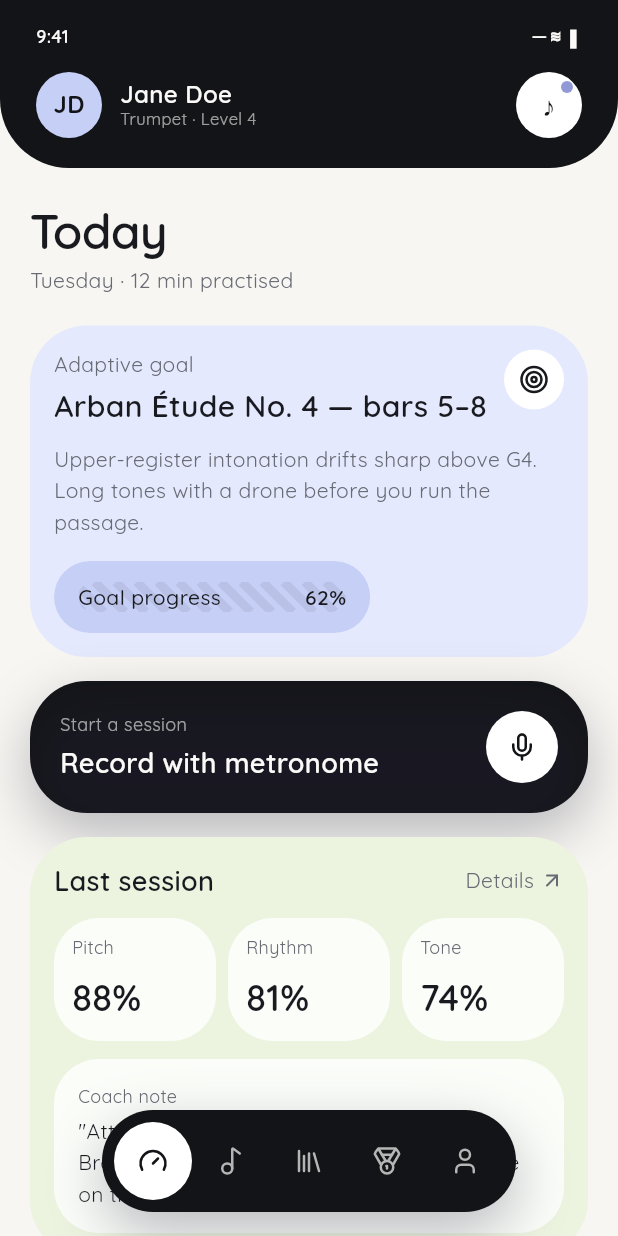
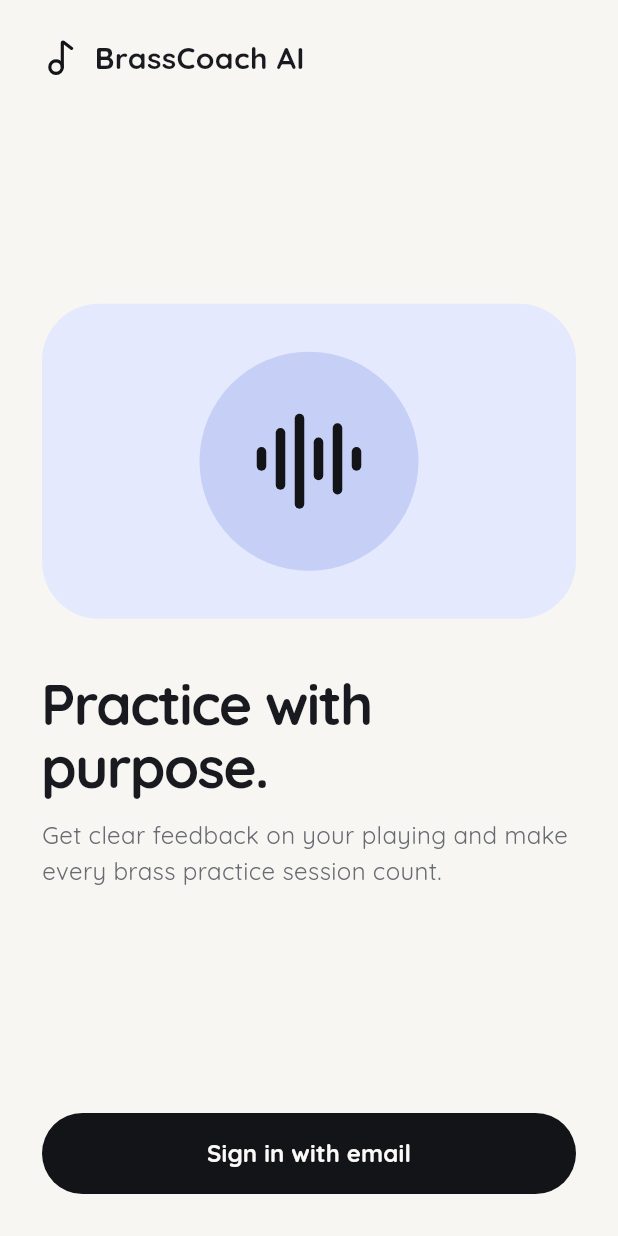
Before and after one commit to abhishekathena29/brass_coach, a Flutter app: the screen it shows after launch, on a phone screen of 412 x 824 dp. Run offline on Flutter 3.47's test engine with Material 3 defaults, Android fonts, the phone set to English and light mode, and no system bars; our stand-ins replace go_router, google_fonts, lucide_icons_flutter, supabase_flutter; accounts and stored records are empty.

Commit message:
created a welcome page

```diff
--- a/lib/app.dart
+++ b/lib/app.dart
@@ -2,11 +2,25 @@ import 'package:flutter/material.dart';
 
 import 'core/router/app_router.dart';
 import 'core/theme/app_theme.dart';
+import 'features/auth/domain/auth_service.dart';
 
-/// Port of `src/routes/__root.tsx` + `src/router.tsx`: app-wide theme and
-/// the router that wraps every screen.
-class BrassCoachApp extends StatelessWidget {
-  const BrassCoachApp({super.key});
+class BrassCoachApp extends StatefulWidget {
+  const BrassCoachApp({super.key, required this.authService});
+
+  final AuthService authService;
+
+  @override
+  State<BrassCoachApp> createState() => _BrassCoachAppState();
+}
+
+class _BrassCoachAppState extends State<BrassCoachApp> {
+  late final _router = createAppRouter(widget.authService);
+
+  @override
+  void dispose() {
+    _router.dispose();
+    super.dispose();
+  }
 
   @override
   Widget build(BuildContext context) {
@@ -14,7 +28,7 @@ class BrassCoachApp extends StatelessWidget {
       title: 'BrassCoach AI',
       debugShowCheckedModeBanner: false,
       theme: AppTheme.light,
-      routerConfig: appRouter,
+      routerConfig: _router,
     );
   }
 }
--- a/lib/core/router/app_router.dart
+++ b/lib/core/router/app_router.dart
@@ -1,6 +1,9 @@
 import 'package:flutter/material.dart';
 import 'package:go_router/go_router.dart';
 
+import '../../features/auth/domain/auth_service.dart';
+import '../../features/auth/presentation/pages/sign_in_page.dart';
+import '../../features/auth/presentation/pages/welcome_page.dart';
 import '../../features/library/presentation/pages/library_page.dart';
 import '../../features/practice/presentation/pages/practice_page.dart';
 import '../../features/profile/presentation/pages/profile_page.dart';
@@ -8,21 +11,30 @@ import '../../features/progress/presentation/pages/progress_page.dart';
 import '../../features/today/presentation/pages/today_page.dart';
 import '../../shared/widgets/phone_shell.dart';
 
-/// Route paths mirror `src/routes/*.tsx` 1:1 (`/`, `/practice`, `/library`,
-/// `/progress`, `/profile`), and [StatefulShellRoute.indexedStack] plays the
-/// same role as the root layout + `<Outlet />` in `src/routes/__root.tsx`:
-/// one persistent shell (status bar + bottom nav) around swappable tabs,
-/// each tab keeping its own state alive when you switch away and back.
-final GlobalKey<NavigatorState> rootNavigatorKey = GlobalKey<NavigatorState>();
-
-final GoRouter appRouter = GoRouter(
-  navigatorKey: rootNavigatorKey,
-  initialLocation: '/',
+/// Keeps the welcome and sign-in screens outside the tabbed app shell.
+GoRouter createAppRouter(AuthService authService) => GoRouter(
+  navigatorKey: GlobalKey<NavigatorState>(),
+  initialLocation: authService.isSignedIn ? '/' : '/welcome',
+  refreshListenable: authService,
+  redirect: (context, state) {
+    final authRoute =
+        state.matchedLocation == '/welcome' ||
+        state.matchedLocation == '/sign-in';
+    if (!authService.isSignedIn && !authRoute) return '/welcome';
+    if (authService.isSignedIn && authRoute) return '/';
+    return null;
+  },
   routes: [
+    GoRoute(path: '/welcome', builder: (context, state) => const WelcomePage()),
+    GoRoute(
+      path: '/sign-in',
+      builder: (context, state) => SignInPage(signIn: authService.signIn),
+    ),
     StatefulShellRoute.indexedStack(
       builder: (context, state, navigationShell) {
         return PhoneShell(
           body: navigationShell,
+          email: authService.email,
           currentIndex: navigationShell.currentIndex,
           onTabTap: (index) => navigationShell.goBranch(
             index,
@@ -38,22 +50,37 @@ final GoRouter appRouter = GoRouter(
         ),
         StatefulShellBranch(
           routes: [
-            GoRoute(path: '/practice', builder: (context, state) => const PracticePage()),
+            GoRoute(
+              path: '/practice',
+              builder: (context, state) => const PracticePage(),
+            ),
           ],
         ),
         StatefulShellBranch(
           routes: [
-            GoRoute(path: '/library', builder: (context, state) => const LibraryPage()),
+            GoRoute(
+              path: '/library',
+              builder: (context, state) => const LibraryPage(),
+            ),
           ],
         ),
         StatefulShellBranch(
           routes: [
-            GoRoute(path: '/progress', builder: (context, state) => const ProgressPage()),
+            GoRoute(
+              path: '/progress',
+              builder: (context, state) => const ProgressPage(),
+            ),
           ],
         ),
         StatefulShellBranch(
           routes: [
-            GoRoute(path: '/profile', builder: (context, state) => const ProfilePage()),
+            GoRoute(
+              path: '/profile',
+              builder: (context, state) => ProfilePage(
+                email: authService.email,
+                onSignOut: authService.signOut,
+              ),
+            ),
           ],
         ),
       ],
--- /dev/null
+++ b/lib/features/auth/domain/auth_service.dart
@@ -0,0 +1,19 @@
+import 'package:flutter/foundation.dart';
+
+class AuthFailure implements Exception {
+  const AuthFailure(this.message);
+
+  final String message;
+
+  @override
+  String toString() => message;
+}
+
+abstract class AuthService extends ChangeNotifier {
+  bool get isSignedIn;
+  String? get email;
+
+  Future<void> signIn(String email, String password);
+
+  Future<void> signOut();
+}
--- /dev/null
+++ b/lib/features/auth/presentation/pages/welcome_page.dart
@@ -0,0 +1,139 @@
+import 'package:flutter/material.dart';
+import 'package:go_router/go_router.dart';
+import 'package:lucide_icons_flutter/lucide_icons.dart';
+
+import '../../../../core/theme/app_colors.dart';
+import '../../../../core/theme/app_radii.dart';
+
+class WelcomePage extends StatelessWidget {
+  const WelcomePage({super.key});
+
+  @override
+  Widget build(BuildContext context) {
+    final titleStyle = Theme.of(context).textTheme.headlineLarge?.copyWith(
+      fontSize: 38,
+      height: 1.1,
+      fontWeight: FontWeight.w700,
+      letterSpacing: -1.2,
+      color: AppColors.foreground,
+    );
+
+    return Scaffold(
+      backgroundColor: AppColors.background,
+      body: SafeArea(
+        child: LayoutBuilder(
+          builder: (context, constraints) => SingleChildScrollView(
+            child: Center(
+              child: ConstrainedBox(
+                constraints: BoxConstraints(
+                  maxWidth: 480,
+                  minHeight: constraints.maxHeight,
+                ),
+                child: IntrinsicHeight(
+                  child: Padding(
+                    padding: const EdgeInsets.symmetric(horizontal: 28),
+                    child: Column(
+                      children: [
+                        const SizedBox(height: 24),
+                        const Row(
+                          children: [
+                            Icon(
+                              LucideIcons.music2,
+                              color: AppColors.ink,
+                              size: 25,
+                            ),
+                            SizedBox(width: 10),
+                            Text(
+                              'BrassCoach AI',
+                              style: TextStyle(
+                                fontSize: 20,
+                                fontWeight: FontWeight.w700,
+                              ),
+                            ),
+                          ],
+                        ),
+                        Expanded(
+                          child: Column(
+                            mainAxisAlignment: MainAxisAlignment.center,
+                            crossAxisAlignment: CrossAxisAlignment.start,
+                            children: [
+                              Container(
+                                height: 210,
+                                width: double.infinity,
+                                decoration: BoxDecoration(
+                                  color: AppColors.lilacSoft,
+                                  borderRadius: BorderRadius.circular(
+                                    AppRadii.xl3,
+                                  ),
+                                ),
+                                child: Center(
+                                  child: Stack(
+                                    alignment: Alignment.center,
+                                    children: [
+                                      Container(
+                                        height: 146,
+                                        width: 146,
+                                        decoration: const BoxDecoration(
+                                          color: AppColors.lilac,
+                                          shape: BoxShape.circle,
+                                        ),
+                                      ),
+                                      const Icon(
+                                        LucideIcons.audioLines,
+                                        size: 76,
+                                        color: AppColors.ink,
+                                      ),
+                                    ],
+                                  ),
+                                ),
+                              ),
+                              const SizedBox(height: 36),
+                              Text('Practice with purpose.', style: titleStyle),
+                              const SizedBox(height: 12),
+                              const Text(
+                                'Get clear feedback on your playing and make every brass practice session count.',
+                                style: TextStyle(
+                                  fontSize: 16,
+                                  height: 1.5,
+                                  color: AppColors.mutedForeground,
+                                ),
+                              ),
+                            ],
+                          ),
+                        ),
+                        SizedBox(
+                          width: double.infinity,
+                          height: 54,
+                          child: FilledButton(
+                            onPressed: () => context.go('/sign-in'),
+                            style: FilledButton.styleFrom(
+                              backgroundColor: AppColors.ink,
+                              foregroundColor: AppColors.primaryForeground,
+                              shape: RoundedRectangleBorder(
+                                borderRadius: BorderRadius.circular(
+                                  AppRadii.full,
+                                ),
+                              ),
+                            ),
+                            child: const Text(
+                              'Sign in with email',
+                              style: TextStyle(
+                                fontSize: 16,
+                                fontWeight: FontWeight.w700,
+                              ),
+                            ),
+                          ),
+                        ),
+                        const SizedBox(height: 28),
+                      ],
+                    ),
+                  ),
+                ),
+              ),
+            ),
+          ),
+        ),
+      ),
+    );
+  }
+}
--- a/lib/features/profile/presentation/pages/profile_page.dart
+++ b/lib/features/profile/presentation/pages/profile_page.dart
@@ -10,13 +10,16 @@ import '../widgets/settings_list.dart';
 
 /// Port of `Profile` in `src/routes/profile.tsx`.
 class ProfilePage extends StatelessWidget {
-  const ProfilePage({super.key});
+  const ProfilePage({super.key, required this.email, required this.onSignOut});
+
+  final String? email;
+  final Future<void> Function() onSignOut;
 
   @override
   Widget build(BuildContext context) {
     return ScreenScroll(
       children: [
-        const ScreenTitle(title: 'Profile', sub: 'Jane Doe · practising since Jan 2026'),
+        ScreenTitle(title: 'Profile', sub: email ?? 'Your account'),
         Padding(
           padding: const EdgeInsets.only(bottom: 16),
           child: Panel(
@@ -48,12 +51,19 @@ class ProfilePage extends StatelessWidget {
             children: [
               const Text(
                 'Practice reminder',
-                style: TextStyle(fontSize: 14, fontWeight: FontWeight.w500, color: AppColors.foreground),
+                style: TextStyle(
+                  fontSize: 14,
+                  fontWeight: FontWeight.w500,
+                  color: AppColors.foreground,
+                ),
               ),
               const SizedBox(height: 4),
               const Text(
                 'Weekdays at 6:30 PM, right after school hours.',
-                style: TextStyle(fontSize: 14, color: AppColors.mutedForeground),
+                style: TextStyle(
+                  fontSize: 14,
+                  color: AppColors.mutedForeground,
+                ),
               ),
               const SizedBox(height: 16),
               SizedBox(
@@ -69,7 +79,11 @@ class ProfilePage extends StatelessWidget {
                       child: Text(
                         'Edit schedule',
                         textAlign: TextAlign.center,
-                        style: TextStyle(fontSize: 14, fontWeight: FontWeight.w600, color: AppColors.primaryForeground),
+                        style: TextStyle(
+                          fontSize: 14,
+                          fontWeight: FontWeight.w600,
+                          color: AppColors.primaryForeground,
+                        ),
                       ),
                     ),
                   ),
@@ -78,6 +92,22 @@ class ProfilePage extends StatelessWidget {
             ],
           ),
         ),
+        Padding(
+          padding: const EdgeInsets.only(top: 16),
+          child: TextButton(
+            onPressed: () async {
+              try {
+                await onSignOut();
+              } catch (error) {
+                if (context.mounted) {
+                  ScaffoldMessenger.of(context)
+                      .showSnackBar(SnackBar(content: Text(error.toString())));
+                }
+              }
+            },
+            child: const Text('Sign out'),
+          ),
+        ),
       ],
     );
   }
--- a/lib/shared/widgets/phone_shell.dart
+++ b/lib/shared/widgets/phone_shell.dart
@@ -11,11 +11,13 @@ class PhoneShell extends StatelessWidget {
   const PhoneShell({
     super.key,
     required this.body,
+    required this.email,
     required this.currentIndex,
     required this.onTabTap,
   });
 
   final Widget body;
+  final String? email;
   final int currentIndex;
   final ValueChanged<int> onTabTap;
 
@@ -27,10 +29,8 @@ class PhoneShell extends StatelessWidget {
         children: [
           Column(
             children: [
-              const PhoneStatusBar(),
-              Expanded(
-                child: body,
-              ),
+              PhoneStatusBar(email: email),
+              Expanded(child: body),
             ],
           ),
           AppBottomNav(currentIndex: currentIndex, onTap: onTabTap),
--- a/lib/shared/widgets/phone_status_bar.dart
+++ b/lib/shared/widgets/phone_status_bar.dart
@@ -5,17 +5,23 @@ import '../../core/theme/app_radii.dart';
 
 /// Port of the `StatusBar` sub-component inside `src/components/PhoneFrame.tsx`:
 /// a dark, rounded-bottom header with a mock system clock row, the user's
-/// avatar/name/instrument, and a notification button.
+/// avatar/account/instrument, and a notification button.
 class PhoneStatusBar extends StatelessWidget {
-  const PhoneStatusBar({super.key});
+  const PhoneStatusBar({super.key, required this.email});
+
+  final String? email;
 
   @override
   Widget build(BuildContext context) {
+    final account = email?.isNotEmpty == true ? email! : 'Player';
+
     return Container(
       padding: const EdgeInsets.fromLTRB(24, 12, 24, 20),
       decoration: const BoxDecoration(
         color: AppColors.ink,
-        borderRadius: BorderRadius.vertical(bottom: Radius.circular(AppRadii.xl4)),
+        borderRadius: BorderRadius.vertical(
+          bottom: Radius.circular(AppRadii.xl4),
+        ),
       ),
       child: Column(
         children: [
@@ -53,7 +59,8 @@ class PhoneStatusBar extends StatelessWidget {
           Row(
             mainAxisAlignment: MainAxisAlignment.spaceBetween,
             children: [
-              Row(
+              Expanded(
+                child: Row(
                   children: [
                     Container(
                       height: 44,
@@ -63,9 +70,9 @@ class PhoneStatusBar extends StatelessWidget {
                         color: AppColors.lilac,
                         shape: BoxShape.circle,
                       ),
-                    child: const Text(
-                      'JD',
-                      style: TextStyle(
+                      child: Text(
+                        account[0].toUpperCase(),
+                        style: const TextStyle(
                           fontSize: 16,
                           fontWeight: FontWeight.w700,
                           color: AppColors.ink,
@@ -73,20 +80,23 @@ class PhoneStatusBar extends StatelessWidget {
                       ),
                     ),
                     const SizedBox(width: 12),
-                  const Column(
+                    Expanded(
+                      child: Column(
                         crossAxisAlignment: CrossAxisAlignment.start,
                         children: [
                           Text(
-                        'Jane Doe',
-                        style: TextStyle(
+                            account,
+                            maxLines: 1,
+                            overflow: TextOverflow.ellipsis,
+                            style: const TextStyle(
                               fontSize: 16,
                               height: 1.2,
                               fontWeight: FontWeight.w600,
                               color: AppColors.primaryForeground,
                             ),
                           ),
-                      Text(
-                        'Trumpet · Level 4',
+                          const Text(
+                            'Trombone · Level 4',
                             style: TextStyle(
                               fontSize: 11,
                               color: Color(0x99FBFAF8),
@@ -94,8 +104,11 @@ class PhoneStatusBar extends StatelessWidget {
                           ),
                         ],
                       ),
+                    ),
                   ],
                 ),
+              ),
+              const SizedBox(width: 12),
               Stack(
                 clipBehavior: Clip.none,
                 children: [
@@ -107,7 +120,10 @@ class PhoneStatusBar extends StatelessWidget {
                       color: AppColors.card,
                       shape: BoxShape.circle,
                     ),
-                    child: const Text('♪', style: TextStyle(fontSize: 18, color: AppColors.ink)),
+                    child: const Text(
+                      '♪',
+                      style: TextStyle(fontSize: 18, color: AppColors.ink),
+                    ),
                   ),
                   Positioned(
                     right: 6,
--- a/pubspec.yaml
+++ b/pubspec.yaml
@@ -37,6 +37,7 @@ dependencies:
   go_router:
   google_fonts:
   lucide_icons_flutter: ^4.0.0
+  supabase_flutter: ^2.18.3
 dev_dependencies:
   flutter_test:
     sdk: flutter
```
Also changed, not shown: lib/features/auth/data/supabase_auth_service.dart (added, +74 -0 lines), lib/features/auth/presentation/pages/sign_in_page.dart (added, +225 -0 lines), lib/features/profile/presentation/widgets/settings_list.dart (+13 -9 lines), lib/features/today/presentation/pages/today_page.dart (+7 -2 lines), lib/main.dart (+18 -2 lines), pubspec.lock, 4 other files. Lines whose indentation alone changed are shown as unchanged.
